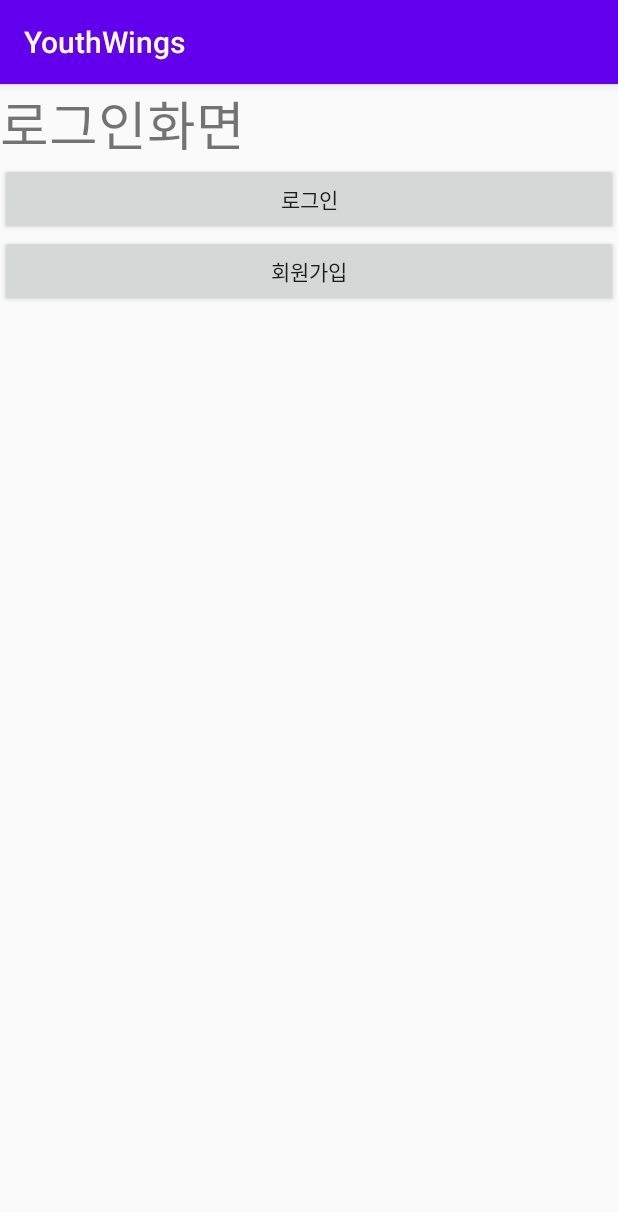
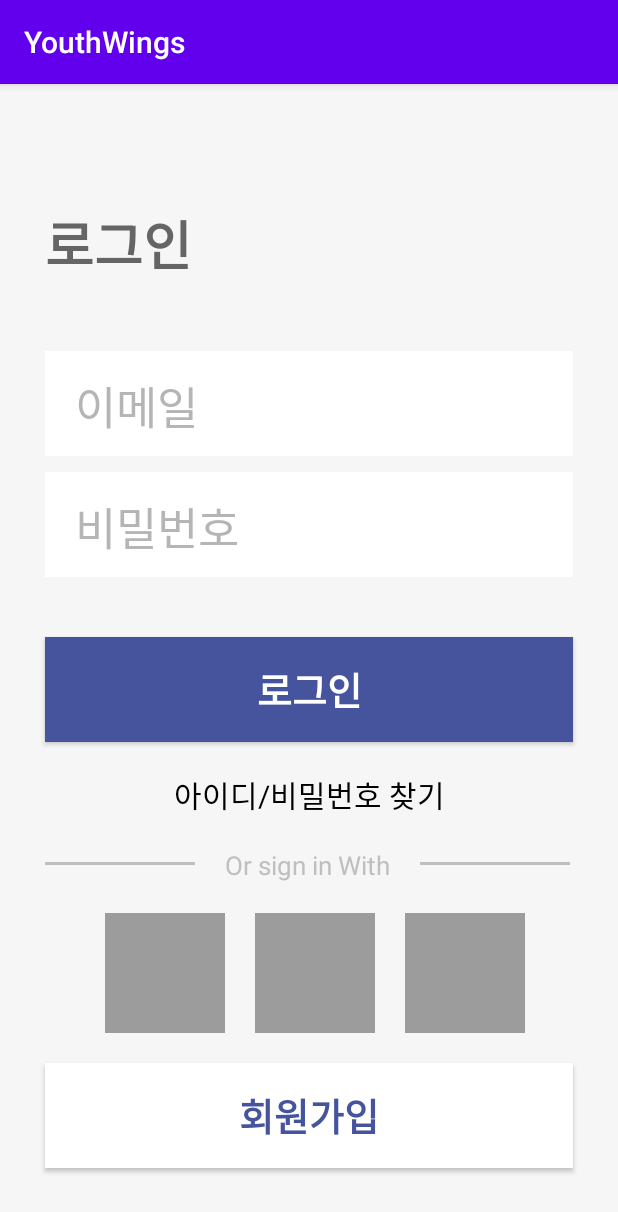
Before and after one commit to xoddus904/YouthWings, an Android app: the screen it shows after launch (LoginActivity), on a phone screen of 412 x 824 dp. Shown: the top 1212 px of the screen. Run offline under Robolectric (Android 15) with nearby library versions, the phone set to English and light mode, and no system bars.

Commit message:
로그인화면 배치

```diff
--- a/app/src/main/res/layout/activity_login.xml
+++ b/app/src/main/res/layout/activity_login.xml
@@ -2,25 +2,160 @@
 <LinearLayout xmlns:android="http://schemas.android.com/apk/res/android"
     android:layout_width="match_parent"
     android:layout_height="match_parent"
-    android:orientation="vertical">
-<TextView
-    android:layout_width="match_parent"
-    android:layout_height="wrap_content"
-    android:text="로그인화면"
-    android:textSize="35dp"/>
+    android:orientation="vertical"
+    android:background="#F6F6F6">
+
+    <TextView
+        android:layout_width="match_parent"
+        android:layout_height="wrap_content"
+        android:layout_marginTop="80dp"
+        android:layout_marginBottom="40dp"
+        android:layout_marginLeft="30dp"
+        android:layout_marginRight="30dp"
+        android:text="로그인"
+        android:textSize="35dp"
+        android:textStyle="bold"
+        android:textColor="#656565"
+        />
+
+    <EditText
+        android:id="@+id/email_input"
+        android:layout_width="match_parent"
+        android:layout_height="70dp"
+        android:layout_marginLeft="30dp"
+        android:layout_marginRight="30dp"
+        android:layout_marginBottom="5dp"
+        android:hint="이메일"
+        android:inputType="text"
+        android:maxLength="30"
+        android:privateImeOptions="defaultInputmode=korean"
+        android:singleLine="true"
+        android:textColorHint="#B5B5B5"
+        android:textSize="30dp"
+        android:onClick="onClick"
+        android:background="#FFFFFF"
+        android:paddingTop="3dp"
+        android:paddingLeft="20dp"
+        android:layout_marginTop="5dp"/>
+
+    <EditText
+        android:id="@+id/password_input"
+        android:layout_width="match_parent"
+        android:layout_height="70dp"
+        android:layout_marginLeft="30dp"
+        android:layout_marginRight="30dp"
+        android:layout_marginBottom="40dp"
+        android:hint="비밀번호"
+        android:inputType="text"
+        android:maxLength="30"
+        android:privateImeOptions="defaultInputmode=korean"
+        android:singleLine="true"
+        android:textColorHint="#B5B5B5"
+        android:textSize="30dp"
+        android:onClick="onClick"
+        android:background="#FFFFFF"
+        android:paddingTop="3dp"
+        android:paddingLeft="20dp"
+        android:layout_marginTop="5dp"/>
 
     <Button
+        android:id="@+id/btn_login"
+        android:layout_width="match_parent"
+        android:layout_height="70dp"
+        android:layout_marginLeft="30dp"
+        android:layout_marginRight="30dp"
+        android:layout_marginBottom="20dp"
+        android:text="로그인"
+        android:textStyle="bold"
+        android:textSize="25dp"
+        android:textColor="#FFFFFF"
+        android:background="#46549D"
+        android:onClick="onClick"/>
+
+    <TextView
         android:layout_width="match_parent"
         android:layout_height="wrap_content"
-        android:text="로그인"
-        android:id="@+id/btn_login"
+        android:layout_marginLeft="30dp"
+        android:layout_marginRight="30dp"
+        android:layout_marginBottom="20dp"
+        android:text="아이디/비밀번호 찾기"
+        android:textSize="20dp"
+        android:textAlignment="center"
+        android:textColor="#000000"
         android:onClick="onClick"/>
 
+    <LinearLayout
+        android:layout_width="wrap_content"
+        android:layout_height="wrap_content"
+        android:layout_marginBottom="20dp"
+        android:orientation="horizontal">
+
+        <View
+            android:layout_width="100dp"
+            android:layout_height="2dp"
+            android:layout_marginTop="10dp"
+            android:layout_marginLeft="30dp"
+            android:layout_marginRight="20dp"
+            android:background="#BFBFBF"/>
+
+        <TextView
+            android:layout_width="match_parent"
+            android:layout_height="wrap_content"
+            android:text="Or sign in With"
+            android:textSize="17dp"
+            android:textColor="#BFBFBF"/>
+
+        <View
+            android:layout_width="100dp"
+            android:layout_height="2dp"
+            android:layout_marginTop="10dp"
+            android:layout_marginLeft="20dp"
+            android:background="#BFBFBF"/>
+
+
+    </LinearLayout>
+
+    <LinearLayout
+        android:layout_width="wrap_content"
+        android:layout_height="wrap_content"
+        android:layout_marginLeft="30dp"
+        android:layout_marginRight="30dp"
+        android:layout_marginBottom="20dp"
+        android:orientation="horizontal">
+
+        <ImageView
+            android:layout_width="80dp"
+            android:layout_height="80dp"
+            android:layout_marginLeft="40dp"
+            android:background="#9C9C9C"/>
+
+        <ImageView
+            android:layout_width="80dp"
+            android:layout_height="80dp"
+            android:layout_marginLeft="20dp"
+            android:layout_marginRight="20dp"
+            android:background="#9C9C9C"/>
+
+        <ImageView
+            android:layout_width="80dp"
+            android:layout_height="80dp"
+            android:layout_marginRight="50dp"
+            android:background="#9C9C9C"/>
+
+    </LinearLayout>
+
     <Button
+        android:id="@+id/btn_join"
         android:layout_width="match_parent"
-        android:layout_height="wrap_content"
+        android:layout_height="70dp"
+        android:layout_marginLeft="30dp"
+        android:layout_marginRight="30dp"
+        android:layout_marginBottom="20dp"
         android:text="회원가입"
-        android:id="@+id/btn_join"
+        android:textStyle="bold"
+        android:textSize="25dp"
+        android:textColor="#46549D"
+        android:background="#FFFFFF"
         android:onClick="onClick"/>
 
 </LinearLayout>
```
